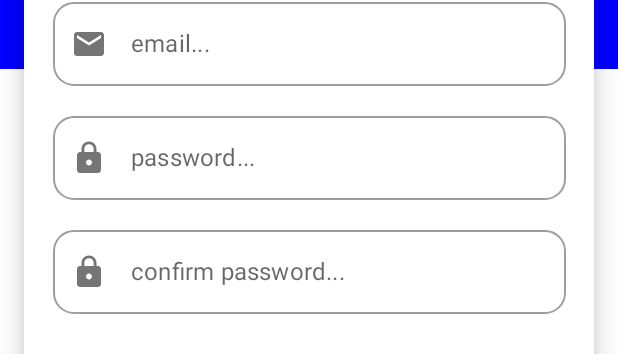
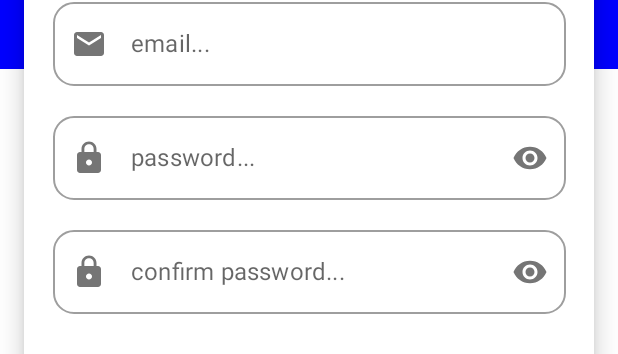
Before and after one commit to alipakdelnia/BagMarket, an Android app built with Jetpack Compose: the @Preview function SingUpScreenPreview, on a phone screen of 412 x 824 dp. Shown: the part 425-779 px from the top of the screen. Run offline under Robolectric (Android 15) with nearby library versions, the light colour scheme and no system bars; our stand-ins replace accompanist.

Commit message:
sign up screen > password text field changed.

```diff
--- a/app/src/main/java/com/example/bagmarket/ui/features/signUp/SignUpScreen.kt
+++ b/app/src/main/java/com/example/bagmarket/ui/features/signUp/SignUpScreen.kt
@@ -2,8 +2,10 @@ package com.example.bagmarket.ui.features
 
 import androidx.compose.foundation.Image
 import androidx.compose.foundation.background
+import androidx.compose.foundation.clickable
 import androidx.compose.foundation.layout.*
 import androidx.compose.foundation.shape.CircleShape
+import androidx.compose.foundation.text.KeyboardOptions
 import androidx.compose.material.*
 import androidx.compose.runtime.Composable
 import androidx.compose.runtime.mutableStateOf
@@ -17,6 +19,9 @@ import androidx.compose.ui.modifier.modifierLocalConsumer
 import androidx.compose.ui.res.painterResource
 import androidx.compose.ui.text.TextStyle
 import androidx.compose.ui.text.font.FontWeight
+import androidx.compose.ui.text.input.KeyboardType
+import androidx.compose.ui.text.input.PasswordVisualTransformation
+import androidx.compose.ui.text.input.VisualTransformation
 import androidx.compose.ui.tooling.preview.Preview
 import androidx.compose.ui.unit.dp
 import androidx.compose.ui.unit.sp
@@ -122,12 +127,12 @@ fun MainCardView(SignUpEvent: () -> Unit) {
                 icon = R.drawable.baseline_email_24,
                 hint = "email..."
             ) { email.value = it }
-            MainTextField(
+            PasswordTextField(
                 edtValue = password.value,
                 icon = R.drawable.baseline_lock_24,
                 hint = "password..."
             ) { password.value = it }
-            MainTextField(
+            PasswordTextField(
                 edtValue = confirmedPassword.value,
                 icon = R.drawable.baseline_lock_24,
                 hint = "confirm password..."
@@ -181,3 +186,39 @@ fun MainTextField(
     )
 
 }
+@Composable
+fun PasswordTextField(
+    edtValue: String,
+    icon: Int,
+    hint: String,
+    onValueChanges: (String) -> Unit
+) {
+    val passwordVisibility = remember { mutableStateOf(false) }
+
+    OutlinedTextField(
+        label = { Text(hint) },
+        value = edtValue,
+        singleLine = true,
+        onValueChange = onValueChanges,
+        placeholder = { Text(hint) },
+        modifier = Modifier
+            .fillMaxWidth(0.9f)
+            .padding(top = 12.dp),
+        shape = Shapes.medium,
+        leadingIcon = { Icon(painterResource(icon), null) },
+        visualTransformation = if(passwordVisibility.value ) VisualTransformation.None else PasswordVisualTransformation(),
+        keyboardOptions = KeyboardOptions(keyboardType = KeyboardType.Password),
+        trailingIcon = {
+            val image = if( passwordVisibility.value ) painterResource(R.drawable.baseline_visibility_off_24)
+            else painterResource(R.drawable.baseline_visibility_24)
+
+            Icon(
+                painter = image,
+                contentDescription = null ,
+                modifier = Modifier.clickable { passwordVisibility.value = !passwordVisibility.value }
+            )
+        }
+
+    )
+
+}
--- a/app/src/main/res/drawable/bag_market_icon.xml
+++ b/app/src/main/res/drawable/bag_market_icon.xml
@@ -1,6 +1,6 @@
 <vector xmlns:android="http://schemas.android.com/apk/res/android"
-    android:width="50dp"
-    android:height="50dp"
+    android:width="90dp"
+    android:height="90dp"
     android:viewportWidth="50"
     android:viewportHeight="50">
   <path
--- /dev/null
+++ b/app/src/main/res/drawable/baseline_visibility_24.xml
@@ -0,0 +1,5 @@
+<vector android:height="24dp" android:tint="#000000"
+    android:viewportHeight="24" android:viewportWidth="24"
+    android:width="24dp" xmlns:android="http://schemas.android.com/apk/res/android">
+    <path android:fillColor="@android:color/white" android:pathData="M12,4.5C7,4.5 2.73,7.61 1,12c1.73,4.39 6,7.5 11,7.5s9.27,-3.11 11,-7.5c-1.73,-4.39 -6,-7.5 -11,-7.5zM12,17c-2.76,0 -5,-2.24 -5,-5s2.24,-5 5,-5 5,2.24 5,5 -2.24,5 -5,5zM12,9c-1.66,0 -3,1.34 -3,3s1.34,3 3,3 3,-1.34 3,-3 -1.34,-3 -3,-3z"/>
+</vector>
--- /dev/null
+++ b/app/src/main/res/drawable/baseline_visibility_off_24.xml
@@ -0,0 +1,5 @@
+<vector android:height="24dp" android:tint="#000000"
+    android:viewportHeight="24" android:viewportWidth="24"
+    android:width="24dp" xmlns:android="http://schemas.android.com/apk/res/android">
+    <path android:fillColor="@android:color/white" android:pathData="M12,7c2.76,0 5,2.24 5,5 0,0.65 -0.13,1.26 -0.36,1.83l2.92,2.92c1.51,-1.26 2.7,-2.89 3.43,-4.75 -1.73,-4.39 -6,-7.5 -11,-7.5 -1.4,0 -2.74,0.25 -3.98,0.7l2.16,2.16C10.74,7.13 11.35,7 12,7zM2,4.27l2.28,2.28 0.46,0.46C3.08,8.3 1.78,10.02 1,12c1.73,4.39 6,7.5 11,7.5 1.55,0 3.03,-0.3 4.38,-0.84l0.42,0.42L19.73,22 21,20.73 3.27,3 2,4.27zM7.53,9.8l1.55,1.55c-0.05,0.21 -0.08,0.43 -0.08,0.65 0,1.66 1.34,3 3,3 0.22,0 0.44,-0.03 0.65,-0.08l1.55,1.55c-0.67,0.33 -1.41,0.53 -2.2,0.53 -2.76,0 -5,-2.24 -5,-5 0,-0.79 0.2,-1.53 0.53,-2.2zM11.84,9.02l3.15,3.15 0.02,-0.16c0,-1.66 -1.34,-3 -3,-3l-0.17,0.01z"/>
+</vector>
```
